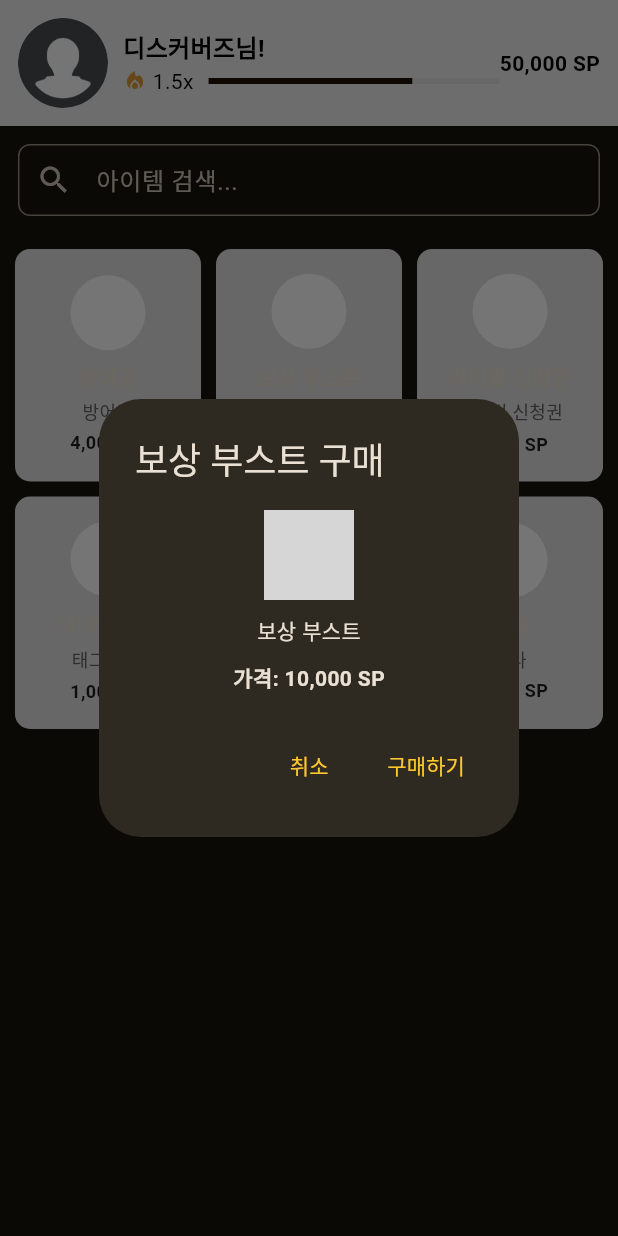
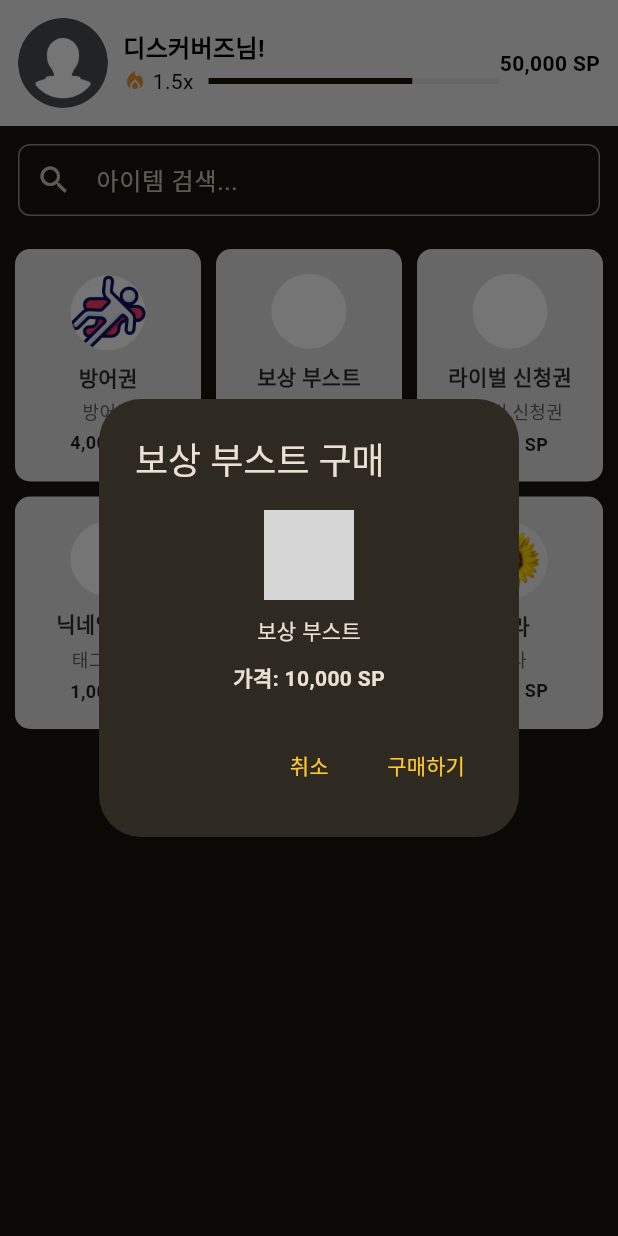
Before and after one commit to eunjooo2/TaskSpark_App, a Flutter app: the ShopPage screen opened directly, after a tap on "보상 부스트", on a phone screen of 412 x 824 dp. Run offline on Flutter 3.47's test engine with Material 3 defaults, Android fonts, the phone set to English and light mode, and no system bars; our stand-ins replace flutter_secure_storage, flutter_smart_dialog, font_awesome_flutter, icons_plus, lottie, pocketbase and 1 more; accounts and stored records are empty; network calls fail; grey boxes are pictures that could not be loaded.

Commit message:
:recycle: shop 코드 수정

```diff
--- a/lib/data/shop_item_data.dart
+++ b/lib/data/shop_item_data.dart
@@ -1,36 +1,36 @@
 final List<Map<String, String>> allItems = [
   {
-    "image": "assets/icons/a.png",
+    "image": "assets/images/a.png",
     "name": "방어권",
     "description": "방어권",
     "price": "4000",
   },
   {
-    "image": "assets/icons/b.png",
+    "image": "assets/images/b.png",
     "name": "보상 부스트",
     "description": "보상 부스트",
     "price": "10000",
   },
   {
-    "image": "assets/icons/c.png",
+    "image": "assets/images/c.png",
     "name": "라이벌 신청권",
     "description": "라이벌 신청권",
     "price": "2500",
   },
   {
-    "image": "assets/icons/d.png",
+    "image": "assets/images/d.png",
     "name": "닉네임 변경",
     "description": "태그 변경",
     "price": "1000",
   },
   {
-    "image": "assets/icons/download.jpeg",
+    "image": "assets/images/download.jpeg",
     "name": "포인트 칭호",
     "description": "포인트 칭호",
     "price": "15000",
   },
   {
-    "image": "assets/icons/images.jpeg",
+    "image": "assets/images/images.jpeg",
     "name": "몰라",
     "description": "몰라",
     "price": "3000",
--- a/lib/ui/pages/shop_page.dart
+++ b/lib/ui/pages/shop_page.dart
@@ -135,9 +135,14 @@
                   backgroundImage: AssetImage(item["image"]!),
                 ),
                 const SizedBox(height: 8),
-                Text(item["name"] ?? "",
-                    style: const TextStyle(
-                        fontSize: 14, fontWeight: FontWeight.bold)),
+                Text(
+                  item["name"] ?? "",
+                  style: const TextStyle(
+                    fontSize: 14,
+                    fontWeight: FontWeight.bold,
+                    color: Color.fromARGB(221, 15, 15, 15),
+                  ),
+                ),
                 const SizedBox(height: 4),
                 Padding(
                   padding: const EdgeInsets.symmetric(horizontal: 4),
```
